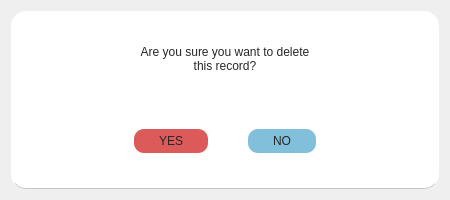
The window that Desktop_Application/Frontend/ConfirmDialog.ui (DreddVDomasian/Petmate-Desktop-Application) describes before a commit, drawn with Qt 5.
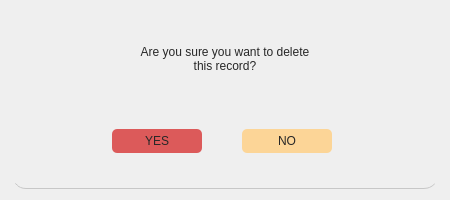
The same window after the commit.

The edit to the form file:
```diff
--- a/Desktop_Application/Frontend/ConfirmDialog.ui
+++ b/Desktop_Application/Frontend/ConfirmDialog.ui
@@ -31,7 +31,11 @@
      <property name="styleSheet">
       <string notr="true">#confirmation{
 	border-radius:15px;
-	background-color:rgb(255, 255, 255);
+	background-color: qlineargradient(
+		 y1: 0, x1: 0, y2: 1, x2: 0,
+		 stop: 0 #78B3CE, 
+    	 stop: 1 #D0F0FF
+	);
 	border-bottom:1px solid rgb(199, 199, 199);
 }</string>
      </property>
@@ -93,6 +97,18 @@
          <property name="spacing">
           <number>40</number>
          </property>
+         <property name="leftMargin">
+          <number>0</number>
+         </property>
+         <property name="topMargin">
+          <number>0</number>
+         </property>
+         <property name="rightMargin">
+          <number>5</number>
+         </property>
+         <property name="bottomMargin">
+          <number>0</number>
+         </property>
          <item>
           <widget class="QPushButton" name="yesButton">
            <property name="sizePolicy">
@@ -101,13 +117,19 @@
              <verstretch>0</verstretch>
             </sizepolicy>
            </property>
+           <property name="minimumSize">
+            <size>
+             <width>90</width>
+             <height>0</height>
+            </size>
+           </property>
            <property name="styleSheet">
             <string notr="true">#yesButton{
 	padding:5px 25px;
 	font: 57 12pt &quot;Montserrat Medium&quot;;
 	color:rgb(39, 39, 39);
 	border:none;
-	border-radius:10px;
+	border-radius:5px;
 	background-color:	rgb(220, 90, 90);
 }
 #yesButton:hover{
@@ -127,14 +149,20 @@
              <verstretch>0</verstretch>
             </sizepolicy>
            </property>
+           <property name="minimumSize">
+            <size>
+             <width>90</width>
+             <height>0</height>
+            </size>
+           </property>
            <property name="styleSheet">
             <string notr="true">#noButton{
 	padding:5px 25px;
 	font: 57 12pt &quot;Montserrat Medium&quot;;
 	color:rgb(39, 39, 39);
 	border:none;
-	border-radius:10px;
-	background-color:rgb(129, 191, 218);
+	border-radius:5px;
+	background-color:#FCD597;
 }	
 
 #noButton:hover{
```
Left out of the diff: 2 changed lines with no effect on the pictures.
